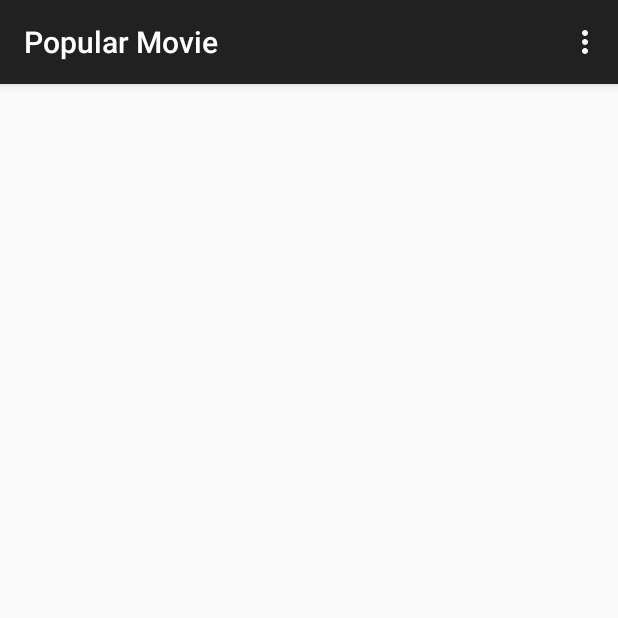
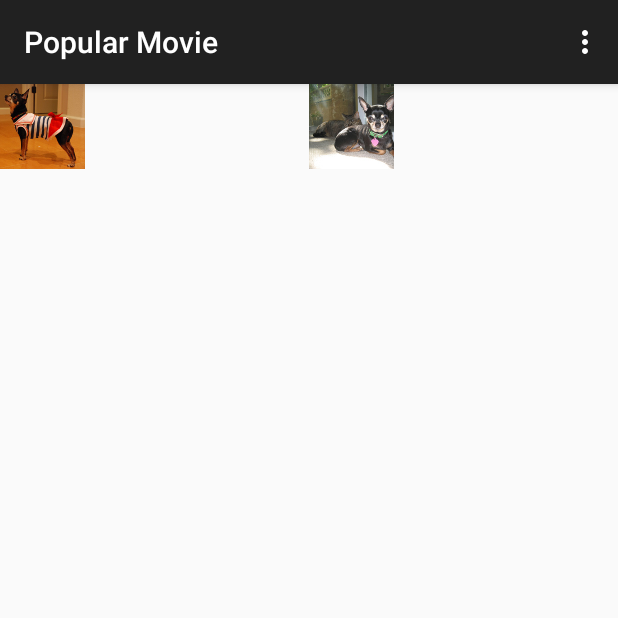
Before and after one commit to AleksanderSleszynski/PopularMovie, an Android app: the screen it shows after launch (MainActivity), on a phone screen of 412 x 824 dp, the top half of it. Run offline under Robolectric (Android 15) with nearby library versions, the phone set to English and light mode, and no system bars.

Commit message:
Add gridView and Image Adapter

```diff
--- a/app/src/main/java/com/example/julian/popularmovie/MainActivityFragment.java
+++ b/app/src/main/java/com/example/julian/popularmovie/MainActivityFragment.java
@@ -1,11 +1,18 @@
 package com.example.julian.popularmovie;
 
+import android.content.Context;
+import android.os.AsyncTask;
+import android.os.Bundle;
 import android.support.v4.app.Fragment;
-import android.os.Bundle;
 import android.view.LayoutInflater;
 import android.view.View;
 import android.view.ViewGroup;
+import android.widget.BaseAdapter;
 import android.widget.GridView;
+import android.widget.ImageView;
+
+import java.io.BufferedReader;
+import java.net.HttpURLConnection;
 
 
 /**
@@ -20,11 +27,85 @@ public class MainActivityFragment extends Fragment {
     public View onCreateView(LayoutInflater inflater, ViewGroup container,
                              Bundle savedInstanceState) {
 
-        View rootView  = inflater.inflate(R.layout.fragment_main, container, false);
+        View rootView = inflater.inflate(R.layout.fragment_main, container, false);
 
-        final GridView gridView = (GridView) rootView.findViewById(R.id.gridView_movie);
-
+        GridView gridView = (GridView) rootView.findViewById(R.id.gridView_movie);
+        gridView.setAdapter(new ImageAdapter(getActivity()));
 
         return rootView;
     }
+
+    public class ImageAdapter extends BaseAdapter {
+
+        private Context mContext;
+
+        public ImageAdapter(Context c) {
+            mContext = c;
+        }
+
+        @Override
+        public int getCount() {
+            return mThumbIds.length;
+        }
+
+        @Override
+        public Object getItem(int position) {
+            return null;
+        }
+
+        @Override
+        public long getItemId(int position) {
+            return 0;
+        }
+
+        @Override
+        public View getView(int position, View convertView, ViewGroup parent) {
+            ImageView imageView;
+            if(convertView == null){
+                imageView = new ImageView(mContext);
+                imageView.setLayoutParams(new GridView.LayoutParams(85, 85));
+                imageView.setScaleType(ImageView.ScaleType.CENTER_CROP);
+            } else {
+                imageView = (ImageView) convertView;
+            }
+
+            imageView.setImageResource(mThumbIds[position]);
+
+            return imageView;
+        }
+    }
+    private Integer[] mThumbIds = {
+            R.drawable.sample_2, R.drawable.sample_3,
+            R.drawable.sample_4, R.drawable.sample_5,
+            R.drawable.sample_6, R.drawable.sample_7,
+            R.drawable.sample_0, R.drawable.sample_1,
+            R.drawable.sample_2, R.drawable.sample_3,
+            R.drawable.sample_4, R.drawable.sample_5,
+            R.drawable.sample_6, R.drawable.sample_7,
+            R.drawable.sample_0, R.drawable.sample_1,
+            R.drawable.sample_2, R.drawable.sample_3,
+            R.drawable.sample_4, R.drawable.sample_5,
+            R.drawable.sample_6, R.drawable.sample_7
+    };
+
+
+    public class FetchMovieTask extends AsyncTask<Void, Void, Void> {
+
+        @Override
+        protected Void doInBackground(Void... params) {
+            if(params.length == 0){
+                return null;
+            }
+
+
+            //Declare this outside the try/catch
+            HttpURLConnection urlConnection = null;
+            BufferedReader reader = null;
+
+            //Will contain the raw JSON response as a string
+            String movieJsonStr = null;
+
+            return null;
+        }
+    }
 }
--- a/app/src/main/res/layout/fragment_main.xml
+++ b/app/src/main/res/layout/fragment_main.xml
@@ -1,12 +1,16 @@
-<ScrollView xmlns:android="http://schemas.android.com/apk/res/android"
+<ScrollView
+    xmlns:android="http://schemas.android.com/apk/res/android"
     xmlns:tools="http://schemas.android.com/tools"
+    android:layout_height="match_parent"
     android:layout_width="match_parent"
-    android:layout_height="match_parent"
     tools:context=".MainActivityFragment">
 
     <GridView
         android:id="@+id/gridView_movie"
         android:layout_width="match_parent"
-        android:layout_height="wrap_content" />
+        android:layout_height="match_parent"
+        android:minHeight="100dp"
+        android:minWidth="100dp"
+        android:numColumns="2" />
 
 </ScrollView>
--- a/app/src/main/res/layout/grid_item_movie.xml
+++ b/app/src/main/res/layout/grid_item_movie.xml
@@ -2,5 +2,6 @@
 <ImageView
     xmlns:android="http://schemas.android.com/apk/res/android"
     android:id="@+id/grid_item_movie_imageView"
-    android:layout_height="wrap_content"
-    android:layout_width="wrap_content"/>
+    android:layout_height="match_parent"
+    android:layout_width="match_parent"
+    android:src="@drawable/android_test" />
```
Also changed, not shown: app/src/main/res/drawable/android_test.png (added), app/src/main/res/drawable/sample_0.jpg (added), app/src/main/res/drawable/sample_1.jpg (added), app/src/main/res/drawable/sample_2.jpg (added), app/src/main/res/drawable/sample_3.jpg (added), app/src/main/res/drawable/sample_4.jpg (added), app/src/main/res/drawable/sample_5.jpg (added), app/src/main/res/drawable/sample_6.jpg (added), app/src/main/res/drawable/sample_7.jpg (added), 1 other file.
